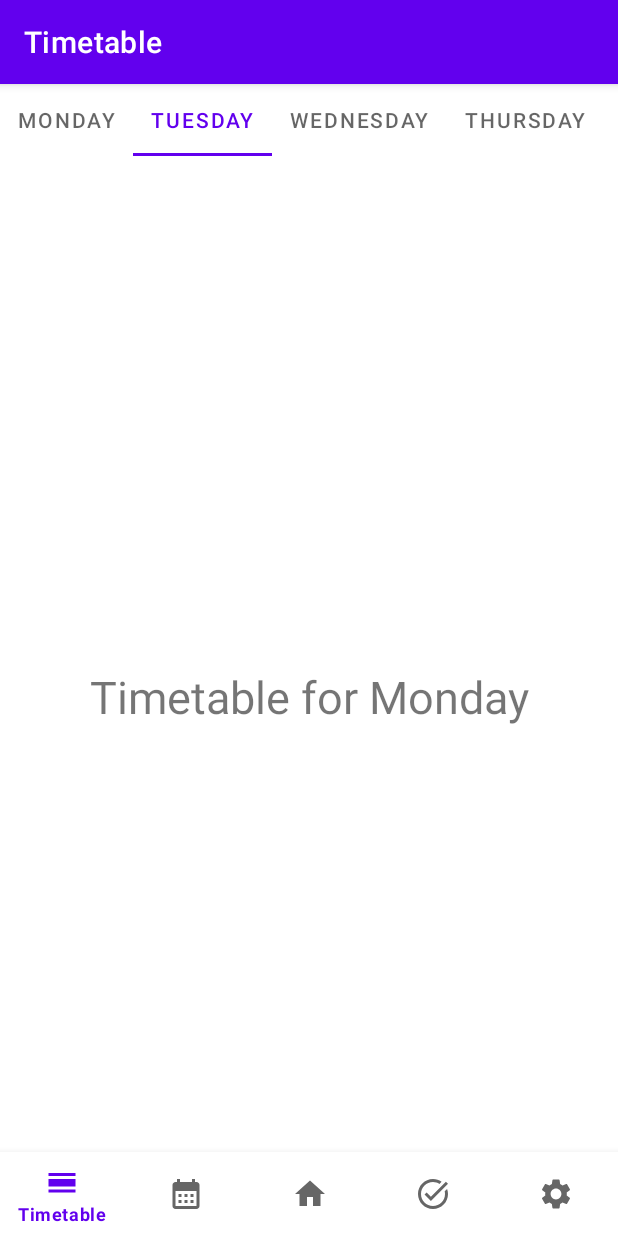
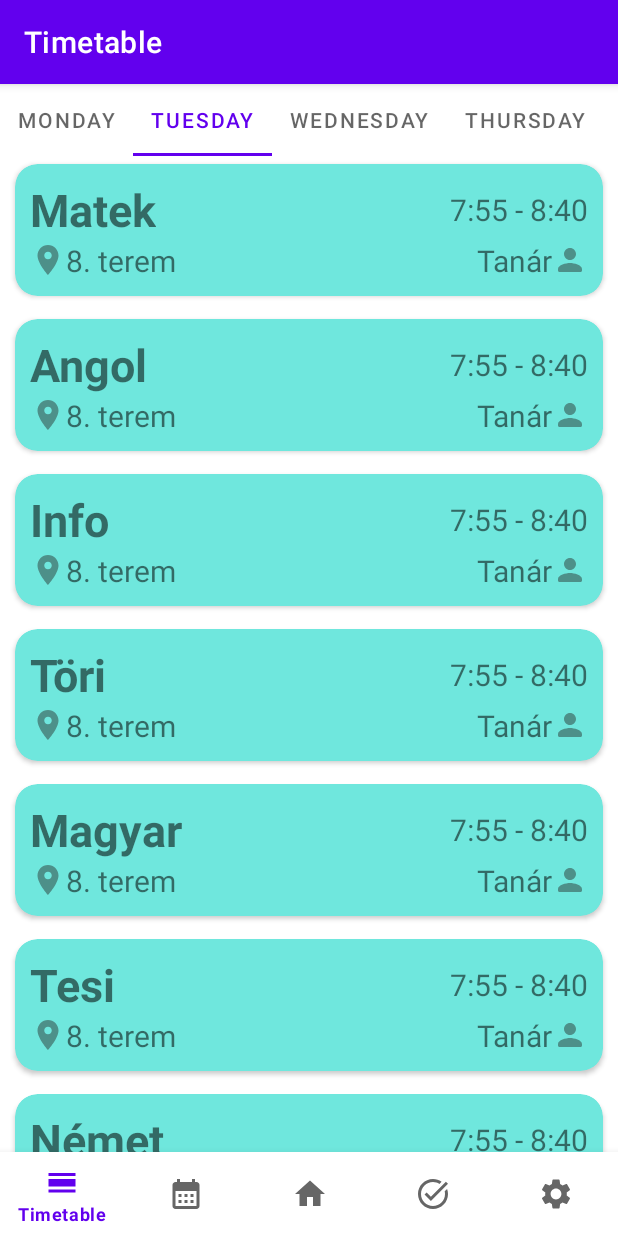
Before and after one commit to net0218game/ClassMate-HYPE, an Android app: the screen it shows after launch (MainActivity), tab 2 chosen, on a phone screen of 412 x 824 dp. Run offline under Robolectric (Android 15) with nearby library versions, the phone set to English and light mode, and no system bars; our stand-ins replace Firebase (no records; nobody signed in at launch, a user with empty details on screens opened directly), navigation-ui.

Commit message:
TImetable Recycler View

```diff
--- /dev/null
+++ b/ClassMate/app/src/main/java/com/example/classmate/ui/timetablefragment/ClassAdapter.java
@@ -0,0 +1,76 @@
+package com.example.classmate.ui.timetablefragment;
+
+import androidx.recyclerview.widget.RecyclerView;
+
+import android.telephony.SignalStrength;
+import android.view.LayoutInflater;
+import android.view.View;
+import android.view.ViewGroup;
+import android.widget.TextView;
+
+import com.example.classmate.R;
+import com.example.classmate.ui.todo.placeholder.PlaceholderContent.PlaceholderItem;
+import com.example.classmate.databinding.FragmentItemBinding;
+
+import java.util.List;
+
+
+public class ClassAdapter extends RecyclerView.Adapter<ClassAdapter.ViewHolder> {
+
+    String[] localDataSet;
+
+
+    /**
+     * Provide a reference to the type of views that you are using
+     * (custom ViewHolder)
+     */
+    public static class ViewHolder extends RecyclerView.ViewHolder {
+        private final TextView textView;
+
+        public ViewHolder(View view) {
+            super(view);
+            // Define click listener for the ViewHolder's View
+
+            textView = view.findViewById(R.id.classTitle);
+        }
+
+        public TextView getTextView() {
+            return textView;
+        }
+    }
+
+    /**
+     * Initialize the dataset of the Adapter
+     *
+     * @param dataSet String[] containing the data to populate views to be used
+     * by RecyclerView
+     */
+    public ClassAdapter(String[] dataSet) {
+        localDataSet = dataSet;
+    }
+
+    // Create new views (invoked by the layout manager)
+    @Override
+    public ViewHolder onCreateViewHolder(ViewGroup viewGroup, int viewType) {
+        // Create a new view, which defines the UI of the list item
+        View view = LayoutInflater.from(viewGroup.getContext())
+                .inflate(R.layout.classitem, viewGroup, false);
+
+        return new ViewHolder(view);
+    }
+
+    // Replace the contents of a view (invoked by the layout manager)
+    @Override
+    public void onBindViewHolder(ViewHolder viewHolder, final int position) {
+
+        // Get element from your dataset at this position and replace the
+        // contents of the view with that element
+        viewHolder.getTextView().setText(localDataSet[position]);
+    }
+
+    // Return the size of your dataset (invoked by the layout manager)
+    @Override
+    public int getItemCount() {
+        return localDataSet.length;
+    }
+}
--- a/ClassMate/app/src/main/java/com/example/classmate/ui/timetablefragment/DailyTimetableFragment.java
+++ b/ClassMate/app/src/main/java/com/example/classmate/ui/timetablefragment/DailyTimetableFragment.java
@@ -7,7 +7,8 @@ import android.os.Bundle;
 import androidx.annotation.NonNull;
 import androidx.annotation.Nullable;
 import androidx.fragment.app.Fragment;
-import androidx.viewpager.widget.ViewPager;
+import androidx.recyclerview.widget.LinearLayoutManager;
+import androidx.recyclerview.widget.RecyclerView;
 import androidx.viewpager2.widget.ViewPager2;
 
 import android.view.LayoutInflater;
@@ -30,9 +31,7 @@ public class DailyTimetableFragment extends Fragment {
     TabLayout tabLayout;
     ViewPager2 viewPager2;
     ViewPagerAdapter myviewPagerAdapter;
-
     TextView title;
-
 
     @Override
     public View onCreateView(@NonNull LayoutInflater inflater, @Nullable ViewGroup container,
@@ -40,15 +39,13 @@ public class DailyTimetableFragment extends Fragment {
 
         View view = inflater.inflate(R.layout.fragment_daily_timetable, container, false);
 
-
         tabLayout = getActivity().findViewById(R.id.tabLayout);
-        title = view.findViewById(R.id.textView);
 
         tabLayout.addOnTabSelectedListener(new TabLayout.OnTabSelectedListener() {
             @SuppressLint("SetTextI18n")
             @Override
             public void onTabSelected(TabLayout.Tab tab) {
-                title.setText("Timetable for " + tab.getText());
+                //title.setText("Timetable for " + tab.getText());
             }
 
             @Override
@@ -62,6 +59,20 @@ public class DailyTimetableFragment extends Fragment {
             }
         });
 
+        String[] orak = {"Matek", "Angol", "Info", "Töri", "Magyar", "Tesi", "Német", "Fizika"};
+        RecyclerView.Adapter<ClassAdapter.ViewHolder> adapter = new ClassAdapter(orak);
+
+        // Set the LayoutManager that
+        // this RecyclerView will use.
+        RecyclerView recyclerView
+                = view.findViewById(R.id.timetable_recycler_view);
+        recyclerView.setLayoutManager(
+                new LinearLayoutManager(getContext()));
+
+        // adapter instance is set to the
+        // recyclerview to inflate the items.
+        recyclerView.setAdapter(adapter);
+
         return view;
     }
 
--- a/ClassMate/app/src/main/java/com/example/classmate/ui/todo/ItemFragment.java
+++ b/ClassMate/app/src/main/java/com/example/classmate/ui/todo/ItemFragment.java
@@ -32,8 +32,7 @@ public class ItemFragment extends Fragment {
     public ItemFragment() {
     }
 
-    // TODO: Customize parameter initialization
-    @SuppressWarnings("unused")
+    // TODO: Customize parameter initializationclassitem
     public static ItemFragment newInstance(int columnCount) {
         ItemFragment fragment = new ItemFragment();
         Bundle args = new Bundle();
--- /dev/null
+++ b/ClassMate/app/src/main/res/drawable/baseline_location_on_24.xml
@@ -0,0 +1,5 @@
+<vector android:height="24dp" android:tint="#000000"
+    android:viewportHeight="24" android:viewportWidth="24"
+    android:width="24dp" xmlns:android="http://schemas.android.com/apk/res/android">
+    <path android:fillColor="@android:color/white" android:pathData="M12,2C8.13,2 5,5.13 5,9c0,5.25 7,13 7,13s7,-7.75 7,-13c0,-3.87 -3.13,-7 -7,-7zM12,11.5c-1.38,0 -2.5,-1.12 -2.5,-2.5s1.12,-2.5 2.5,-2.5 2.5,1.12 2.5,2.5 -1.12,2.5 -2.5,2.5z"/>
+</vector>
--- /dev/null
+++ b/ClassMate/app/src/main/res/drawable/baseline_more_vert_24.xml
@@ -0,0 +1,5 @@
+<vector android:height="24dp" android:tint="#000000"
+    android:viewportHeight="24" android:viewportWidth="24"
+    android:width="24dp" xmlns:android="http://schemas.android.com/apk/res/android">
+    <path android:fillColor="@android:color/white" android:pathData="M12,8c1.1,0 2,-0.9 2,-2s-0.9,-2 -2,-2 -2,0.9 -2,2 0.9,2 2,2zM12,10c-1.1,0 -2,0.9 -2,2s0.9,2 2,2 2,-0.9 2,-2 -0.9,-2 -2,-2zM12,16c-1.1,0 -2,0.9 -2,2s0.9,2 2,2 2,-0.9 2,-2 -0.9,-2 -2,-2z"/>
+</vector>
--- /dev/null
+++ b/ClassMate/app/src/main/res/layout/classitem.xml
@@ -0,0 +1,84 @@
+<?xml version="1.0" encoding="utf-8"?>
+<androidx.cardview.widget.CardView xmlns:android="http://schemas.android.com/apk/res/android"
+    xmlns:tools="http://schemas.android.com/tools"
+    android:layout_width="match_parent"
+    android:layout_height="wrap_content"
+    xmlns:app="http://schemas.android.com/apk/res-auto"
+    android:backgroundTint="@color/color1"
+    android:layout_marginTop="5dp"
+    android:layout_marginBottom="10dp"
+    android:layout_marginHorizontal="10dp"
+    app:cardCornerRadius="15dp">
+
+    <LinearLayout
+        android:layout_width="match_parent"
+        android:layout_height="match_parent"
+        android:padding="10dp"
+        android:orientation="vertical">
+
+        <LinearLayout
+            android:layout_width="match_parent"
+            android:layout_height="wrap_content"
+            android:gravity="center_vertical"
+            android:orientation="horizontal">
+
+            <TextView
+                android:id="@+id/classTitle"
+                android:layout_width="wrap_content"
+                android:layout_height="wrap_content"
+                android:text="Matek"
+                android:textSize="30dp"
+                android:textStyle="bold" />
+
+            <TextView
+                android:id="@+id/textView10"
+                android:layout_width="match_parent"
+                android:layout_height="wrap_content"
+                android:gravity="right"
+                android:text="7:55 - 8:40"
+                android:textSize="20dp" />
+
+        </LinearLayout>
+
+        <LinearLayout
+            android:layout_width="match_parent"
+            android:layout_height="match_parent"
+            android:gravity="clip_vertical"
+            android:orientation="horizontal">
+
+            <ImageView
+                android:id="@+id/imageView3"
+                android:layout_width="wrap_content"
+                android:layout_height="wrap_content"
+                android:layout_gravity="center_horizontal|center_vertical"
+                app:srcCompat="@drawable/baseline_location_on_24"
+                app:tint="#4D9089" />
+
+            <TextView
+                android:id="@+id/terem"
+                android:layout_width="wrap_content"
+                android:layout_height="wrap_content"
+                android:layout_weight="1"
+                android:text="8. terem"
+                android:textSize="20dp" />
+
+            <TextView
+                android:id="@+id/textView"
+                android:layout_width="wrap_content"
+                android:layout_height="wrap_content"
+                android:layout_weight="1"
+                android:gravity="right"
+                android:text="Tanár"
+                android:textSize="20dp" />
+
+            <ImageView
+                android:id="@+id/imageView4"
+                android:layout_width="wrap_content"
+                android:layout_height="wrap_content"
+                android:layout_gravity="center_horizontal|center_vertical"
+                app:srcCompat="@drawable/round_person_24"
+                app:tint="#4D9089" />
+        </LinearLayout>
+    </LinearLayout>
+
+</androidx.cardview.widget.CardView>
--- a/ClassMate/app/src/main/res/layout/fragment_daily_timetable.xml
+++ b/ClassMate/app/src/main/res/layout/fragment_daily_timetable.xml
@@ -1,20 +1,18 @@
 <?xml version="1.0" encoding="utf-8"?>
-<androidx.constraintlayout.widget.ConstraintLayout xmlns:android="http://schemas.android.com/apk/res/android"
+<LinearLayout xmlns:android="http://schemas.android.com/apk/res/android"
     xmlns:app="http://schemas.android.com/apk/res-auto"
     xmlns:tools="http://schemas.android.com/tools"
     android:layout_width="match_parent"
     android:layout_height="match_parent"
+    android:orientation="vertical"
+    android:paddingBottom="56dp"
+
     tools:context=".ui.timetablefragment.DailyTimetableFragment">
 
+    <androidx.recyclerview.widget.RecyclerView
+        android:id="@+id/timetable_recycler_view"
+        android:layout_width="match_parent"
+        android:layout_height="match_parent"
+        tools:listitem="@layout/classitem" />
 
-    <TextView
-        android:id="@+id/textView"
-        android:layout_width="wrap_content"
-        android:layout_height="wrap_content"
-        android:text="Timetable for Monday"
-        android:textSize="30dp"
-        app:layout_constraintBottom_toBottomOf="parent"
-        app:layout_constraintEnd_toEndOf="parent"
-        app:layout_constraintStart_toStartOf="parent"
-        app:layout_constraintTop_toTopOf="parent" />
-</androidx.constraintlayout.widget.ConstraintLayout>
+</LinearLayout>
```
Also changed, not shown: ClassMate/app/src/main/res/layout/fragment_calendar.xml (+25 -2 lines), ClassMate/app/src/main/res/layout/fragment_item.xml (+67 -12 lines).
